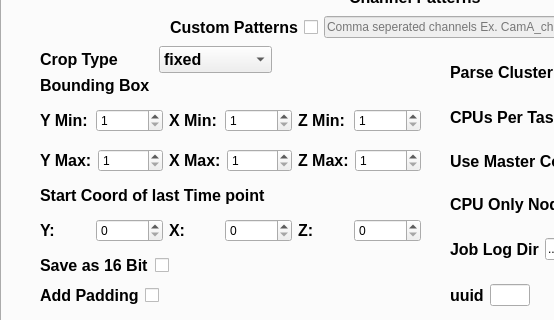
The window that mainwindow.ui (abcucberkeley/PetaKit5D-GUI) describes before a commit, drawn with Qt 5; both pictures show x 0 to 554 and y 126 to 446 of the 801 by 600 pixel window.
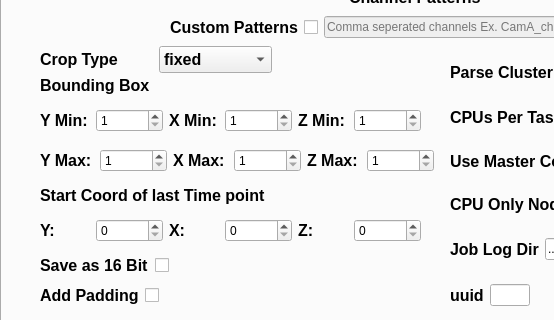
The same window after the commit. The open tabs and pages were chosen to show the change.

Commit message: Updates to recursive data path form

The edit to the form file:
```diff
--- a/mainwindow.ui
+++ b/mainwindow.ui
@@ -3398,7 +3398,7 @@
          <rect>
           <x>40</x>
           <y>220</y>
-          <width>381</width>
+          <width>394</width>
           <height>31</height>
          </rect>
         </property>
```
Left out of the diff: 2 changed lines with no effect on the pictures. The commit also changes 7 other files.
